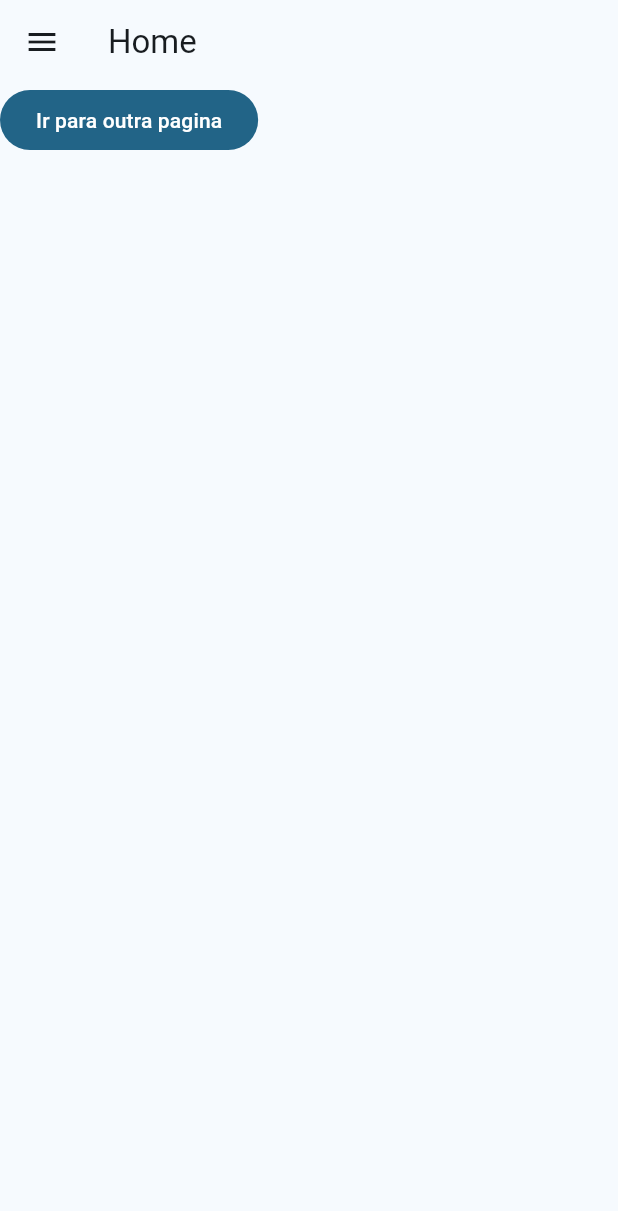
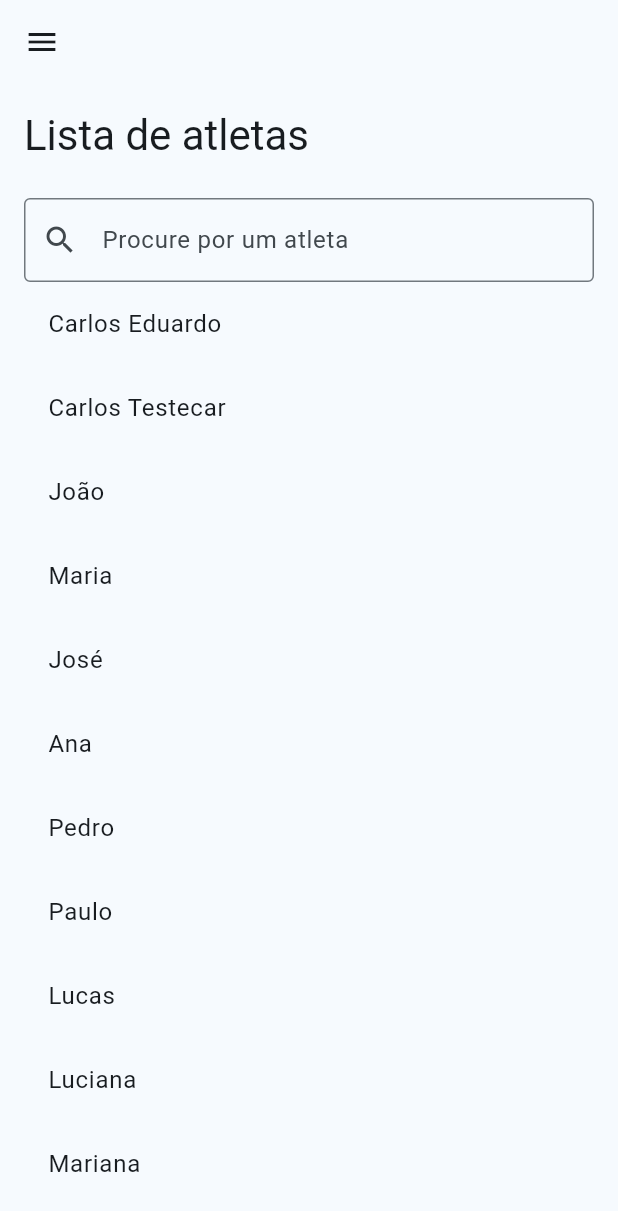
Before and after one commit to carlosmolmelstet/app-glads, a Flutter app: the screen it shows after launch, in the side drawer, after a tap on "Lista de atletas", on a phone screen of 412 x 824 dp. Shown: the top 1211 px of the screen. Run offline on Flutter 3.47's test engine with Material 3 defaults, Android fonts, the phone set to English and light mode, and no system bars.

Commit message:
Inicio da listagem

```diff
--- a/lib/main.dart
+++ b/lib/main.dart
@@ -1,6 +1,6 @@
 import 'package:flutter/material.dart';
 
-import 'pages/home.dart';
+import 'pages/atletas/lista.dart';
 import 'theme.dart';
 
 void main() {
@@ -16,7 +16,7 @@ class MyApp extends StatelessWidget {
       debugShowCheckedModeBanner: false,
       title: 'Glads',
       theme: const MaterialTheme(TextTheme()).light(),
-      home: const HomePage()
+      home: const ListaAtletasPage()
     );
   }
 }
--- a/lib/pages/editar_atleta.dart
+++ b/lib/pages/atletas/editar.dart
@@ -1,22 +1,20 @@
 import 'package:flutter/material.dart';
 
-import '../widgets/navbar.dart';
+import '../../widgets/navbar.dart';
 
-class EditarAtleta extends StatelessWidget {
+class EditarAtletaPage extends StatelessWidget {
   final String atleta;
 
-  const EditarAtleta({super.key, required this.atleta});
+  const EditarAtletaPage({super.key, required this.atleta});
 
 
 
   @override
   Widget build(BuildContext context) {
 
-
-      backFunction() {
-        Navigator.pop(context);
-      }
-
+    backFunction() {
+      Navigator.pop(context);
+    }
 
     return Scaffold(
       appBar: appBar(backFunction),
--- /dev/null
+++ b/lib/pages/atletas/lista.dart
@@ -0,0 +1,95 @@
+import 'package:flutter/material.dart';
+
+import '../../widgets/navbar.dart';
+
+class ListaAtletasPage extends StatefulWidget {
+  const ListaAtletasPage({super.key});
+
+  @override
+  State<ListaAtletasPage> createState() => _ListaAtletasPageState();
+}
+
+class _ListaAtletasPageState extends State<ListaAtletasPage> {
+  List<String> _atletas = [
+    'Carlos Eduardo',
+    'Carlos Testecar',
+    'João',
+    'Maria',
+    'José',
+    'Ana',
+    'Pedro',
+    'Paulo',
+    'Lucas',
+    'Luciana',
+    'Mariana',
+    'Joaquim',
+    'Joaquina',
+  ];
+
+  List<String> _atletasFiltrados = [];
+
+  TextEditingController _controller = TextEditingController();
+
+  @override
+  void initState() {
+    super.initState();
+    _atletasFiltrados.addAll(_atletas);
+  }
+
+  void _filterList(String query) {
+    _atletasFiltrados.clear();
+    if (query.length >= 3) {
+      _atletas.forEach((item) {
+        if (item.toLowerCase().contains(query.toLowerCase())) {
+          _atletasFiltrados.add(item);
+        }
+      });
+    } else {
+      _atletasFiltrados.addAll(_atletas);
+    }
+    setState(() {});
+  }
+
+  @override
+  Widget build(BuildContext context) {
+    return Scaffold(
+      appBar: AppBar(),
+      body: Padding(
+        padding: const EdgeInsets.all(16),
+        child: Column(
+          children: [
+            Row(
+              children: [
+                Text(
+                  "Lista de atletas",
+                  style: Theme.of(context).textTheme.headlineMedium,
+                ),
+              ],
+            ),
+            const SizedBox(height: 24),
+            TextField(
+              decoration: const InputDecoration(
+                border: OutlineInputBorder(),
+                prefixIcon: Icon(Icons.search),
+                labelText: 'Procure por um atleta',
+              ),
+              controller: _controller,
+              onChanged: _filterList,
+            ),
+            Expanded(
+              child: ListView.builder(
+                itemCount: _atletasFiltrados.length,
+                itemBuilder: (BuildContext context, int index) {
+                  return ListTile(
+                    title: Text(_atletasFiltrados[index]),
+                  );
+                },
+              ),
+            ),
+          ],
+        ),
+      ),
+      drawer: const Navbar(selectedIndex: 0),
+    );
+  }
+}
--- a/lib/pages/home.dart
+++ /dev/null
@@ -1,36 +0,0 @@
-import 'package:fitness/pages/editar_atleta.dart';
-import 'package:flutter/material.dart';
-
-import '../widgets/navbar.dart';
-
-class HomePage extends StatelessWidget {
-  const HomePage({super.key});
-
-
-  @override
-  Widget build(BuildContext context) {
-
-      mudarDePagina() {
-        Navigator.push(context,
-          MaterialPageRoute(builder: (_) => const EditarAtleta(atleta: "Atleta 1"))
-        );
-      }
-
-    return Scaffold(
-      appBar: appBar(),
-      body: FilledButton(
-          onPressed: () => mudarDePagina(),
-          child:  const Text('Ir para outra pagina'),
-        ),
-        drawer: const Navbar(selectedIndex: 0),
-    );
-  }
-
-
-
-  AppBar appBar() {
-    return AppBar(
-      title: const Text('Home'),
-    );
-  }
-}
--- /dev/null
+++ b/lib/widgets/atletas.dart
@@ -0,0 +1,30 @@
+import 'package:fitness/pages/atletas/editar.dart';
+import 'package:flutter/material.dart';
+
+class Atletas extends StatefulWidget {
+  const Atletas({super.key});
+
+  @override
+  State<Atletas> createState() => _AtletasState();
+}
+
+
+class _AtletasState extends State<Atletas> {
+
+  @override
+  Widget build(BuildContext context) {
+    mudarDePagina(String atleta) {
+        Navigator.push(context,
+          MaterialPageRoute(builder: (_) => EditarAtletaPage(atleta: atleta))
+        );
+    }
+
+    return Container(
+      padding: EdgeInsets.zero,
+      child: FilledButton(
+          onPressed: () => mudarDePagina("Carlos"),
+          child:  const Text('Ir para Carlos'),
+        ),
+    );
+  }
+}
--- a/lib/widgets/navbar.dart
+++ b/lib/widgets/navbar.dart
@@ -1,8 +1,7 @@
 import 'package:flutter/material.dart';
 
-import '../pages/home.dart';
-import '../pages/lista_atletas.dart';
-import 'styled_text.dart';
+import '../pages/atletas/lista.dart';
+import '../pages/presencas.dart';
 
 class Navbar extends StatefulWidget {
   final int selectedIndex;
@@ -13,18 +12,10 @@ class Navbar extends StatefulWidget {
   State<Navbar> createState() => _NavbarState();
 }
 
-
 class _NavbarState extends State<Navbar> {
-
-
-
-
   @override
   Widget build(BuildContext context) {
     int selectedIndex = widget.selectedIndex;
-    final textTheme = Theme.of(context)
-        .textTheme
-        .apply(displayColor: Theme.of(context).colorScheme.onSurface);
 
     void navigate(Widget page, int index) {
       Navigator.push(context, MaterialPageRoute(builder: (_) => page));
@@ -41,35 +32,37 @@ class _NavbarState extends State<Navbar> {
           height: 100,
           alignment: Alignment.centerLeft,
           padding: const EdgeInsets.only(top: 20, bottom: 20),
-            child: const Image(image: AssetImage('assets/images/logo-glads-wide.png')),
+          child: const Image(
+              image: AssetImage('assets/images/logo-glads-wide.png')),
         ),
         Container(
-            padding: const EdgeInsets.all(16),
-            child:  StyledText(name: "Menu", style: textTheme.titleSmall!)
-          ),
+            padding: const EdgeInsets.only(left: 16, top: 8, bottom: 8),
+            child:
+                Text("Menu", style: Theme.of(context).textTheme.labelSmall!)),
         NavbarItem(
           name: 'Lista de atletas',
-            onTap: () => navigate(const HomePage(), 0),
+          onTap: () => navigate(const ListaAtletasPage(), 0),
           selected: selectedIndex == 0,
         ),
         NavbarItem(
           name: 'Hisrorico de presença',
-            onTap: () => navigate(const ListaAtletas(), 1),
+          onTap: () => navigate(const PresencasPage(), 1),
           selected: selectedIndex == 1,
         ),
         Container(
-            padding: const EdgeInsets.only( left: 20, right: 20),
-            child:  const Divider()
-            )
-
+            padding: const EdgeInsets.only(left: 20, right: 20),
+            child: const Divider())
       ],
-      )
-    );
+    ));
   }
 }
 
 class NavbarItem extends StatelessWidget {
-  const NavbarItem({super.key, required this.name, required this.onTap,  required this.selected});
+  const NavbarItem(
+      {super.key,
+      required this.name,
+      required this.onTap,
+      required this.selected});
 
   final String name;
   final Function() onTap;
@@ -80,7 +73,9 @@ class NavbarItem extends StatelessWidget {
     return Container(
         decoration: BoxDecoration(
           borderRadius: BorderRadius.circular(30.0),
-        color: selected ? Theme.of(context).colorScheme.secondaryContainer : Colors.transparent,
+          color: selected
+              ? Theme.of(context).colorScheme.secondaryContainer
+              : Colors.transparent,
         ),
         child: ListTile(
           title: Text(name),
@@ -88,7 +83,6 @@ class NavbarItem extends StatelessWidget {
           selected: selected,
           selectedColor: Theme.of(context).colorScheme.onSecondaryContainer,
           titleTextStyle: Theme.of(context).textTheme.labelLarge,
-      )
-      );
+        ));
   }
 }
```
Also changed, not shown: lib/pages/lista_atletas.dart (deleted, +0 -22 lines), lib/pages/presencas.dart (added, +22 -0 lines), lib/widgets/styled_text.dart (deleted, +0 -17 lines). Lines whose indentation alone changed are shown as unchanged.
